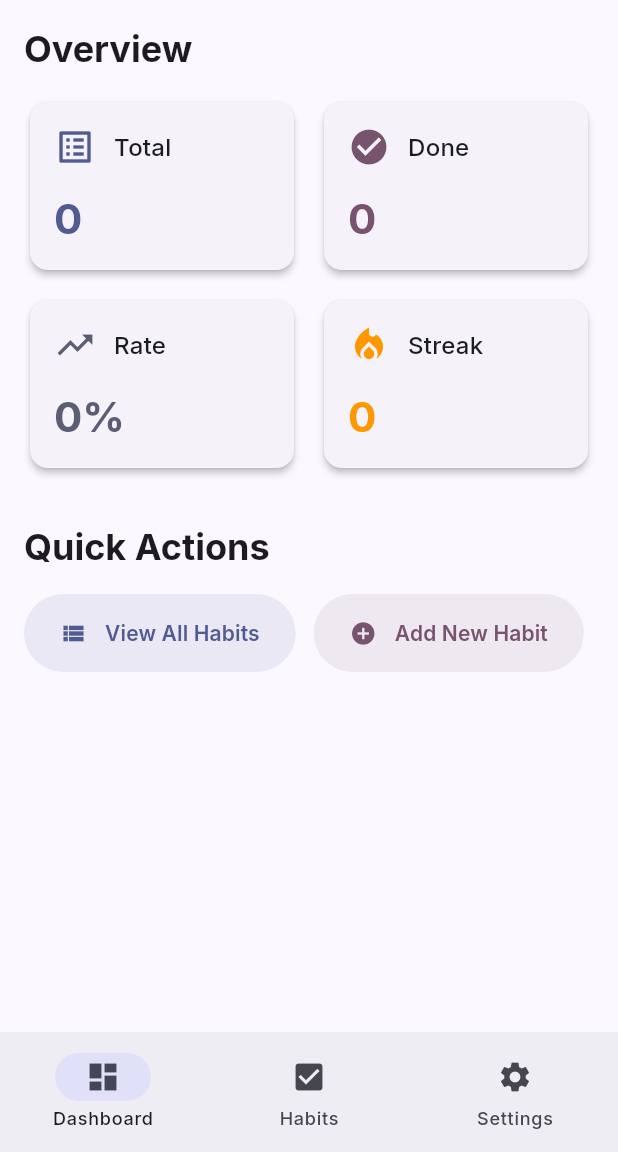
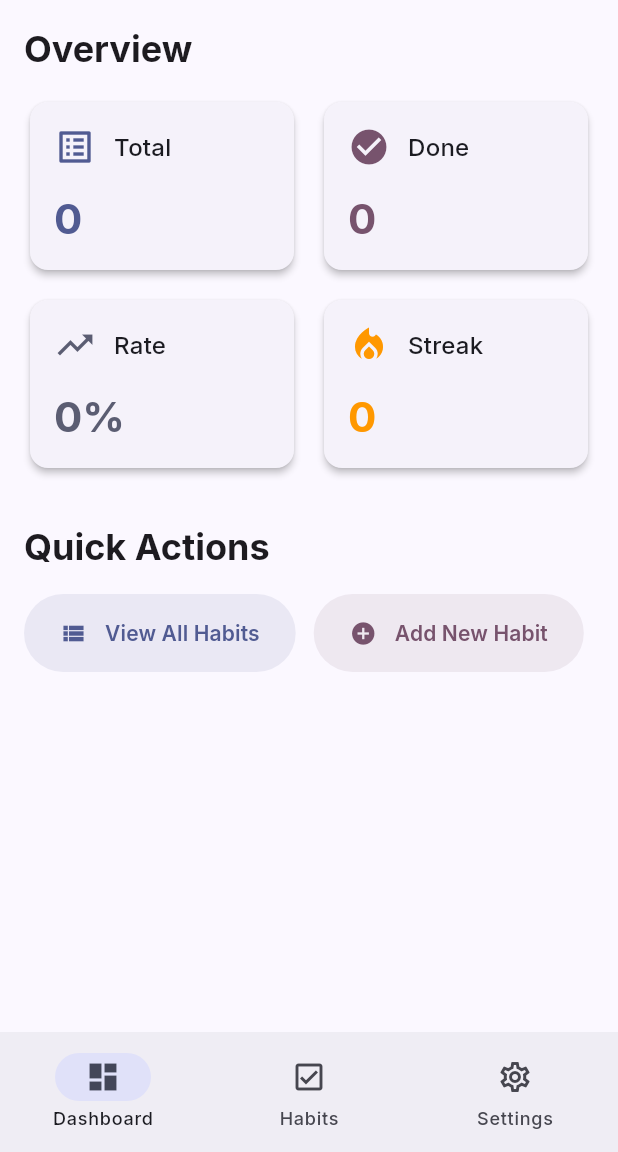
Before and after one commit to carbon-ahs/ground_station, a Flutter app: the screen it shows after launch, on a phone screen of 412 x 824 dp, the part 84-1236 px from its top. Run offline on Flutter 3.47's test engine with Material 3 defaults, Android fonts, the light colour scheme and no system bars; our stand-ins replace csv, equatable, file_picker, fl_chart, floor, flutter_animate and 7 more; accounts and stored records are empty; generated files the repository leaves out were written again.

Commit message:
fix: nav icons

```diff
--- a/lib/core/navigation/scaffold_with_nav_bar.dart
+++ b/lib/core/navigation/scaffold_with_nav_bar.dart
@@ -20,13 +20,22 @@ class ScaffoldWithNavBar extends StatelessWidget {
       bottomNavigationBar: NavigationBar(
         selectedIndex: navigationShell.currentIndex,
         onDestinationSelected: (index) => _onTap(context, index),
-        destinations: const [
+        destinations: [
           NavigationDestination(
-            icon: Icon(Icons.dashboard),
+            icon: Icon(Icons.dashboard_outlined),
+            selectedIcon: Icon(Icons.dashboard),
             label: 'Dashboard',
           ),
-          NavigationDestination(icon: Icon(Icons.check_box), label: 'Habits'),
-          NavigationDestination(icon: Icon(Icons.settings), label: 'Settings'),
+          NavigationDestination(
+            icon: Icon(Icons.check_box_outlined),
+            selectedIcon: Icon(Icons.check_box),
+            label: 'Habits',
+          ),
+          NavigationDestination(
+            icon: Icon(Icons.settings_outlined),
+            selectedIcon: Icon(Icons.settings),
+            label: 'Settings',
+          ),
         ],
       ),
     );
```
